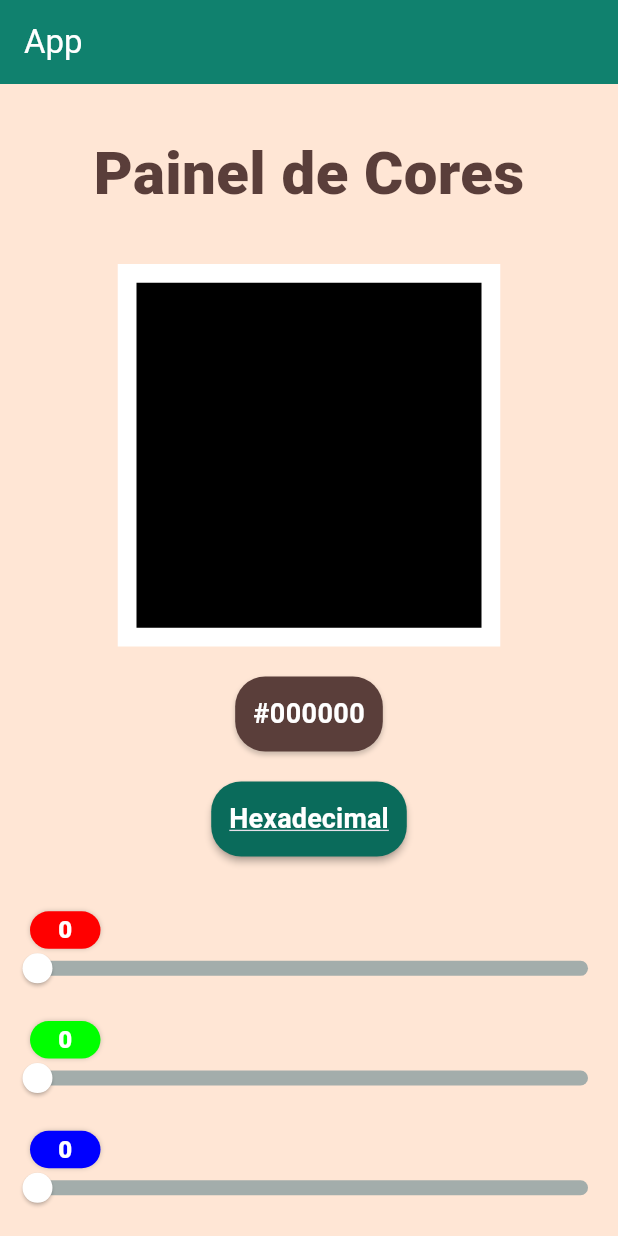
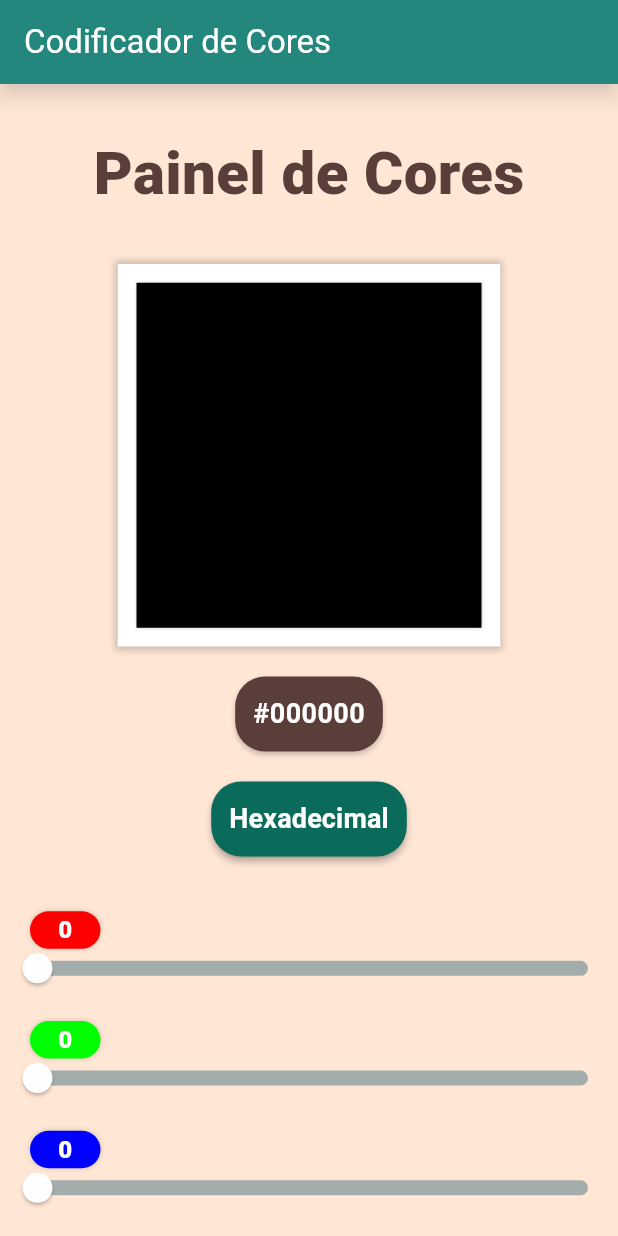
Before and after one commit to RhianVinicius/flutter-ex003, a Flutter app: the screen it shows after launch, on a phone screen of 412 x 824 dp. Run offline on Flutter 3.47's test engine with Material 3 defaults, Android fonts, the phone set to English and light mode, and no system bars.

Commit message:
adjust homepage widgets design

```diff
--- a/lib/pages/home_page.dart
+++ b/lib/pages/home_page.dart
@@ -20,8 +20,10 @@ class HomePageState extends State<HomePage> {
       backgroundColor: AppColors.background,
       appBar: AppBar(
         backgroundColor: AppColors.primary,
+        elevation: 5,
+        shadowColor: AppColors.shadowDark,
         title: Text(
-          "App",
+          "Codificador de Cores",
           style: TextStyle(color: AppColors.white),
         ),
       ),
--- a/lib/pages/home_page_content.dart
+++ b/lib/pages/home_page_content.dart
@@ -111,12 +111,30 @@ class HomePageContentState extends State<HomePageContent> {
                     margin: EdgeInsets.only(bottom: 10),
                     width: 255,
                     height: 255,
-                    color: AppColors.white,
+                    decoration: BoxDecoration(
+                      color: AppColors.white,
+                      boxShadow: [
+                        BoxShadow(
+                          color: AppColors.shadow,
+                          blurRadius: 3,
+                          spreadRadius: 2
+                        )
+                      ]
+                    ),
                     child: Center(
                       child: Container(
                         width: 230,
                         height: 230,
-                        color: _returnCurrentColor(),
+                        decoration: BoxDecoration(
+                          color: _returnCurrentColor(),
+                          boxShadow: [
+                            BoxShadow(
+                              color: AppColors.shadow,
+                              blurRadius: 1,
+                              spreadRadius: 0
+                            )
+                          ]
+                        ),
                       ),
                     )
                   ),
@@ -176,8 +194,7 @@ class HomePageContentState extends State<HomePageContent> {
                                 style: TextStyle(
                                   color: AppColors.white,
                                   fontSize: 18,
-                                  fontWeight: FontWeight.bold,
-                                  decoration: TextDecoration.underline
+                                  fontWeight: FontWeight.bold
                                 ),
                               ),
                             )
--- a/lib/theme/app_colors.dart
+++ b/lib/theme/app_colors.dart
@@ -12,6 +12,7 @@ class AppColors {
   static const background =  Color(0xFFFFE6D5);
 
   static const shadow = Color(0x370E1312);
+  static const shadowDark = Color(0x680E1312);
 
   static const green = Color(0xFF00FF00);
   static const red = Color(0xFFFF0000);
```
